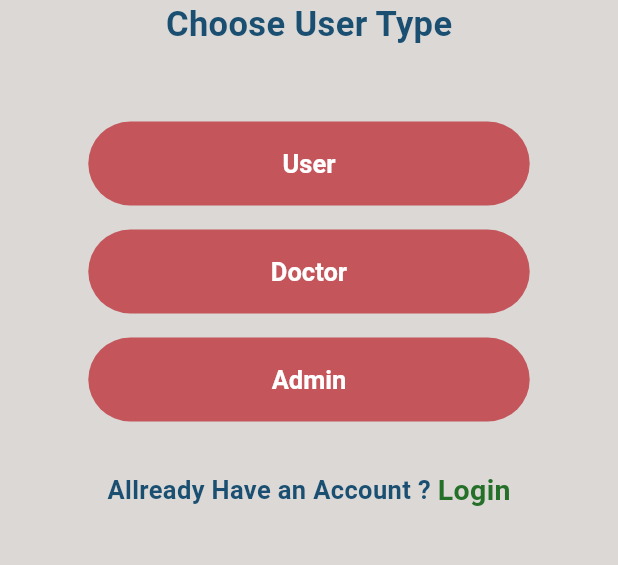
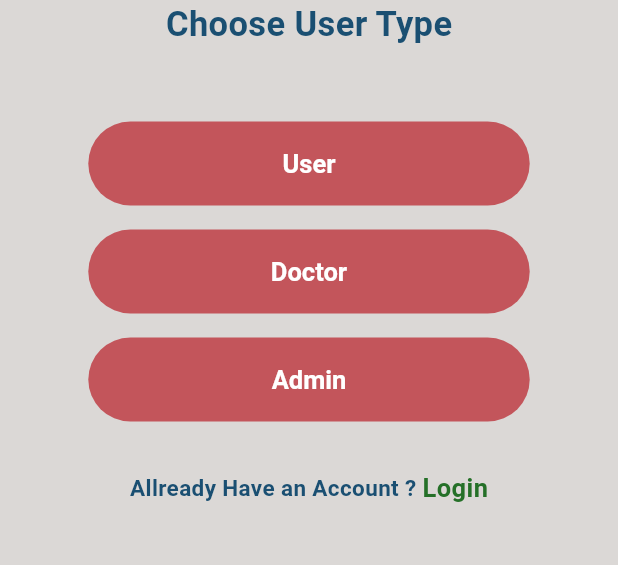
Before and after one commit to khuderhasan/superwomanapp, a Flutter app: the screen it shows after launch, on a phone screen of 412 x 824 dp, the part 435-1000 px from its top. Run offline on Flutter 3.47's test engine with Material 3 defaults, Android fonts, the phone set to English and light mode, and no system bars; our stand-ins replace bubble, cloud_firestore, firebase_core, flutter_bloc, shared_preferences, table_calendar; accounts and stored records are empty.

Commit message:
- Updated the intl package from ^0.18.1 to ^0.19.0 . - Upgraded the gradle wraper  file the gradle version from 7.5 to 8.7 . - In validators.dart file add emailValidator1 with reqular expression . -  In auth_datasource.dart file added error handeling to handle internet connection error . - In all_ready_have_an_account_chech.dart file updated font size .

```diff
--- a/lib/config/validators.dart
+++ b/lib/config/validators.dart
@@ -40,6 +40,8 @@ String? accountTypeValidator(String? value) {
   return null;
 }
 
+final emailValidator1 = RegExp(r'^\w+@\w+\.\w+$');
+
 String getMonth(int month) {
   switch (month) {
     case 1:
--- a/lib/presentation/screens/components/all_ready_have_an_account_chech.dart
+++ b/lib/presentation/screens/components/all_ready_have_an_account_chech.dart
@@ -21,7 +21,7 @@ class AlreadyHaveAnAccountCheck extends StatelessWidget {
           style: const TextStyle(
               color: headLines1Color,
               fontWeight: FontWeight.bold,
-              fontSize: 17),
+              fontSize: 15),
         ),
         GestureDetector(
           onTap: press as void Function()?,
@@ -30,7 +30,7 @@ class AlreadyHaveAnAccountCheck extends StatelessWidget {
             style: const TextStyle(
                 color: headLines2Color,
                 fontWeight: FontWeight.bold,
-                fontSize: 19),
+                fontSize: 17),
           ),
         ),
       ],
--- a/pubspec.yaml
+++ b/pubspec.yaml
@@ -20,7 +20,7 @@ dependencies:
   cloud_firestore: ^4.14.0
   shared_preferences: ^2.2.2
   provider: ^6.1.1
-  intl: ^0.18.1
+  intl: ^0.19.0
   table_calendar: ^3.0.9
   http: ^1.1.0
   bubble: ^1.2.1
```
Also changed, not shown: lib/data/datasourse/auth_datasource.dart (+8 -0 lines), pubspec.lock, 1 other file.
